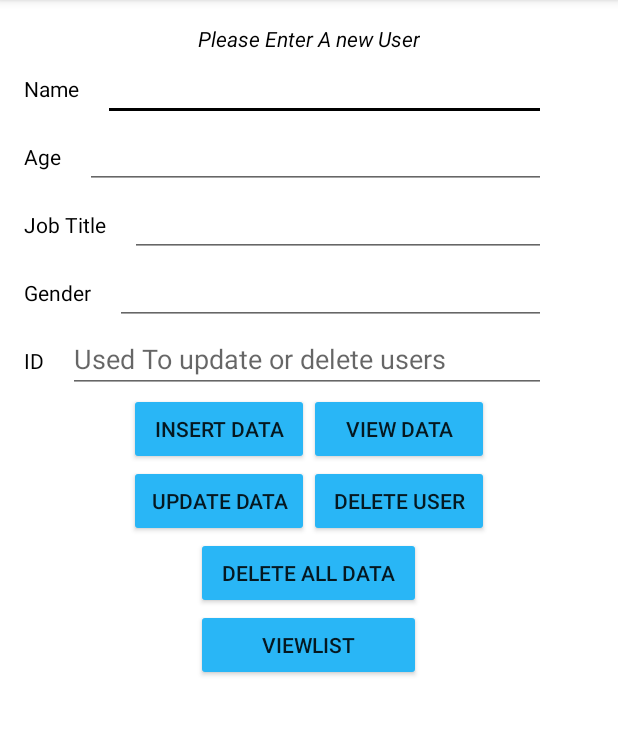
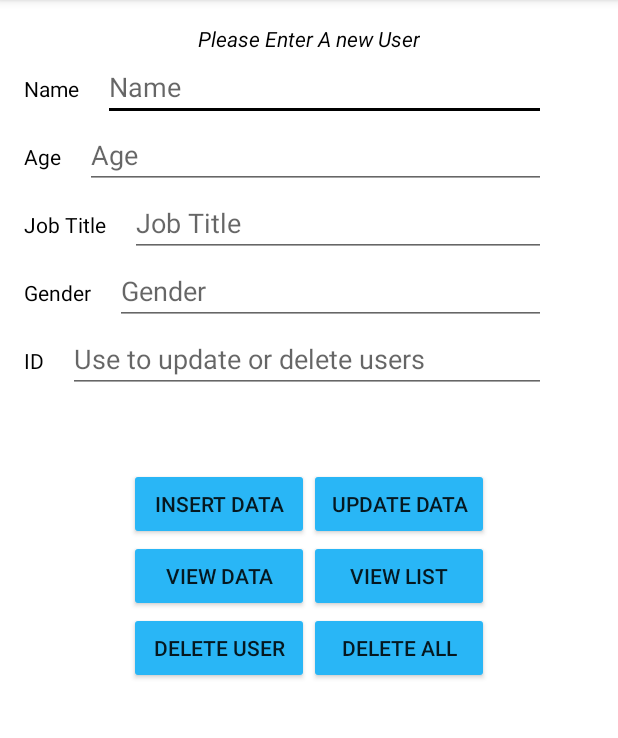
Before and after one commit to AhmedAbd-Al-Majeed/LocalDatabase, an Android app: the screen it shows after launch (MainActivity), on a phone screen of 412 x 824 dp, the part 84-822 px from its top. Run offline under Robolectric (Android 15) with nearby library versions, the phone set to English and light mode, and no system bars.

Commit message:
Custom ListView added UI updated

```diff
--- a/app/src/main/AndroidManifest.xml
+++ b/app/src/main/AndroidManifest.xml
@@ -15,6 +15,10 @@
 
                 <category android:name="android.intent.category.LAUNCHER" />
             </intent-filter>
+            <!-- Parent activity meta-data to support 4.0 and lower -->
+            <meta-data
+                android:name="android.support.PARENT_ACTIVITY"
+                android:value="com.example.localdatabase.MainActivity" />
         </activity>
     </application>
 
--- a/app/src/main/java/com/example/localdatabase/UserDatabaseHelper.java
+++ b/app/src/main/java/com/example/localdatabase/UserDatabaseHelper.java
@@ -6,6 +6,7 @@ import android.database.Cursor;
 import android.database.sqlite.SQLiteDatabase;
 import android.database.sqlite.SQLiteOpenHelper;
 import android.view.View;
+import android.widget.Toast;
 
 import androidx.annotation.Nullable;
 
@@ -23,6 +24,7 @@ public class UserDatabaseHelper extends SQLiteOpenHelper {
 
 
 
+
     public UserDatabaseHelper(@Nullable Context context) {
         super(context, DATABASE_NAME, null, 1);
     }
@@ -33,13 +35,14 @@ public class UserDatabaseHelper extends SQLiteOpenHelper {
         // Create a String that contains the SQL statement to create the users table
         String SQL_CREATE_USER_TABLE =  "CREATE TABLE " + TABLE_NAME + " ("
                 + _ID + " INTEGER PRIMARY KEY AUTOINCREMENT, "
-                + COLUMN_NAME + " TEXT, "
+                + COLUMN_NAME + " TEXT NOT NULL , "
                 + COLUMN_AGE + " INTEGER , "
                 + COLUMN_JOBTITLE + " TEXT , "
                 + COLUMN_GENDER + " TEXT );";
 
         // Execute the SQL statement
         db.execSQL(SQL_CREATE_USER_TABLE);
+
 
     }
 
@@ -110,9 +113,12 @@ public class UserDatabaseHelper extends SQLiteOpenHelper {
             String age = cursor.getString(2);
             String jobTitle = cursor.getString(3);
             String gender = cursor.getString(4);
-
             User user = new User(id, name, age, jobTitle, gender);
-            arrayList.add(user);
+            if (name == null) {
+                throw new IllegalArgumentException("Pet requires a name");
+            }else {
+                arrayList.add(user);
+            }
         }
         return arrayList;
     }
--- a/app/src/main/res/layout/activity_main.xml
+++ b/app/src/main/res/layout/activity_main.xml
@@ -7,7 +7,7 @@
 
 <LinearLayout
     android:layout_width="match_parent"
-    android:layout_height="match_parent"
+    android:layout_height="wrap_content"
     android:orientation="vertical"
     >
 
@@ -43,9 +43,11 @@
             android:layout_width="match_parent"
             android:layout_height="wrap_content"
             android:layout_marginLeft="16dp"
+            android:hint="Name"
             android:layout_marginRight="32dp"
             android:layout_marginStart="16dp"
-            android:layout_marginEnd="32dp" />
+            android:layout_marginEnd="32dp"
+            />
 
     </LinearLayout>
     <LinearLayout
@@ -70,6 +72,8 @@
             android:layout_width="match_parent"
             android:layout_height="wrap_content"
             android:layout_marginLeft="16dp"
+            android:inputType="number"
+            android:hint="Age"
             android:layout_marginRight="32dp"/>
 
     </LinearLayout>
@@ -95,6 +99,7 @@
             android:layout_width="match_parent"
             android:layout_height="wrap_content"
             android:layout_marginLeft="16dp"
+            android:hint="Job Title"
             android:layout_marginRight="32dp"
             />
 
@@ -121,6 +126,7 @@
             android:layout_width="match_parent"
             android:layout_height="wrap_content"
             android:layout_marginLeft="16dp"
+            android:hint="Gender"
             android:layout_marginRight="32dp"
             />
     </LinearLayout>
@@ -148,9 +154,10 @@
             android:layout_height="wrap_content"
             android:hint="@string/edit_text_hint_phrase"
             android:layout_marginLeft="16dp"
-            android:layout_marginRight="32dp"/>
+            android:layout_marginRight="32dp"
+            android:layout_marginBottom="50dp"
+             />
     </LinearLayout>
-
     <LinearLayout
         android:layout_width="wrap_content"
         android:layout_height="wrap_content"
@@ -161,18 +168,18 @@
         >
 
         <Button
-            android:layout_width="120dp"
+            android:layout_width="@dimen/button_width"
             android:layout_height="wrap_content"
             android:text="@string/insert_data_button"
             android:id="@+id/btnAddData"
             />
+        <Button
+            android:layout_width="@dimen/button_width"
+            android:layout_height="wrap_content"
+            android:text="@string/update_data_button"
+            android:id="@+id/btnUpdateData"
+            />
 
-        <Button
-            android:layout_width="120dp"
-            android:layout_height="wrap_content"
-            android:text="@string/view_data_button"
-            android:id="@+id/btnViewData"
-            />
     </LinearLayout>
 
     <LinearLayout
@@ -183,33 +190,43 @@
         >
 
         <Button
-            android:layout_width="120dp"
+            android:layout_width="@dimen/button_width"
             android:layout_height="wrap_content"
-            android:text="@string/update_data_button"
-            android:id="@+id/btnUpdateData"
+            android:text="@string/view_data_button"
+            android:id="@+id/btnViewData"
             />
 
         <Button
-            android:layout_width="120dp"
+            android:layout_width="@dimen/button_width"
+            android:layout_height="wrap_content"
+            android:text="View List"
+            android:layout_gravity="center"
+            android:id="@+id/btnListAll"
+            />
+
+    </LinearLayout>
+    <LinearLayout
+        android:layout_width="wrap_content"
+        android:layout_height="wrap_content"
+        android:orientation="horizontal"
+        android:layout_gravity="center"
+        >
+
+        <Button
+            android:layout_width="@dimen/button_width"
             android:layout_height="wrap_content"
             android:text="@string/delete_user_button"
             android:id="@+id/btnDelete"
             />
+
+        <Button
+            android:layout_width="@dimen/button_width"
+            android:layout_height="wrap_content"
+            android:text="@string/delete_all_data_button"
+            android:layout_gravity="center"
+            android:id="@+id/btnDeleteALL"
+            />
     </LinearLayout>
 
-    <Button
-        android:layout_width="150dp"
-        android:layout_height="wrap_content"
-        android:text="@string/delete_all_data_button"
-        android:layout_gravity="center"
-        android:id="@+id/btnDeleteALL"
-        />
-    <Button
-        android:layout_width="150dp"
-        android:layout_height="wrap_content"
-        android:text="ViewList"
-        android:layout_gravity="center"
-        android:id="@+id/btnListAll"
-        />
 </LinearLayout>
 </ScrollView>
--- a/app/src/main/res/layout/users_list.xml
+++ b/app/src/main/res/layout/users_list.xml
@@ -9,7 +9,6 @@
         android:id="@+id/list"
         android:layout_width="match_parent"
         android:layout_height="match_parent"
-        android:divider="@null"
         android:drawSelectorOnTop="true"
         android:dividerHeight="0dp"
         android:orientation="vertical"
--- /dev/null
+++ b/app/src/main/res/values/dimens.xml
@@ -0,0 +1,7 @@
+<?xml version="1.0" encoding="utf-8"?>
+
+
+<resources>
+    <!-- Common margin value used throughout the app -->
+    <dimen name="button_width">120dp</dimen>
+</resources>
--- a/app/src/main/res/values/strings.xml
+++ b/app/src/main/res/values/strings.xml
@@ -22,7 +22,7 @@
     <!-- text for the delete Data button  -->
     <string name="delete_user_button">Delete user</string>
     <!-- text for the delete all data button  -->
-    <string name="delete_all_data_button">Delete ALL DATA</string>
+    <string name="delete_all_data_button">Delete ALL</string>
     <!-- text for the hint field -->
-    <string name="edit_text_hint_phrase">Used To update or delete users</string>
+    <string name="edit_text_hint_phrase">Use to update or delete users</string>
 </resources>
```
Also changed, not shown: app/src/main/java/com/example/localdatabase/ListUsers.java (+8 -19 lines), app/src/main/java/com/example/localdatabase/MainActivity.java (+0 -9 lines), app/src/main/res/layout/custom_list_view.xml (+44 -22 lines).
